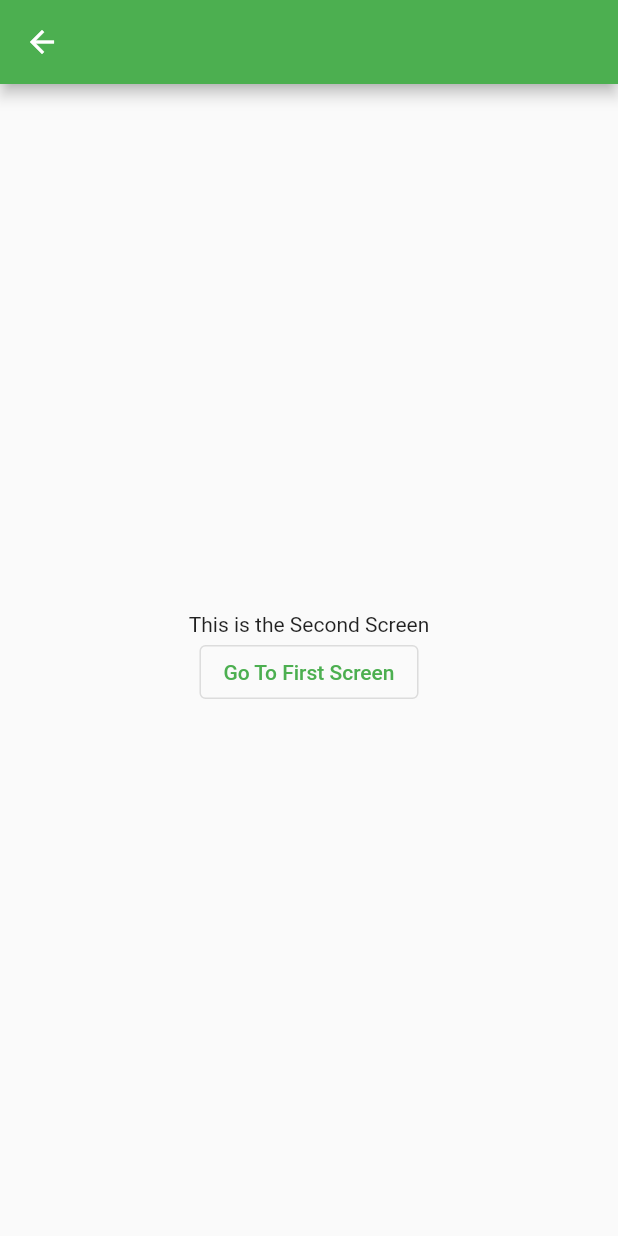
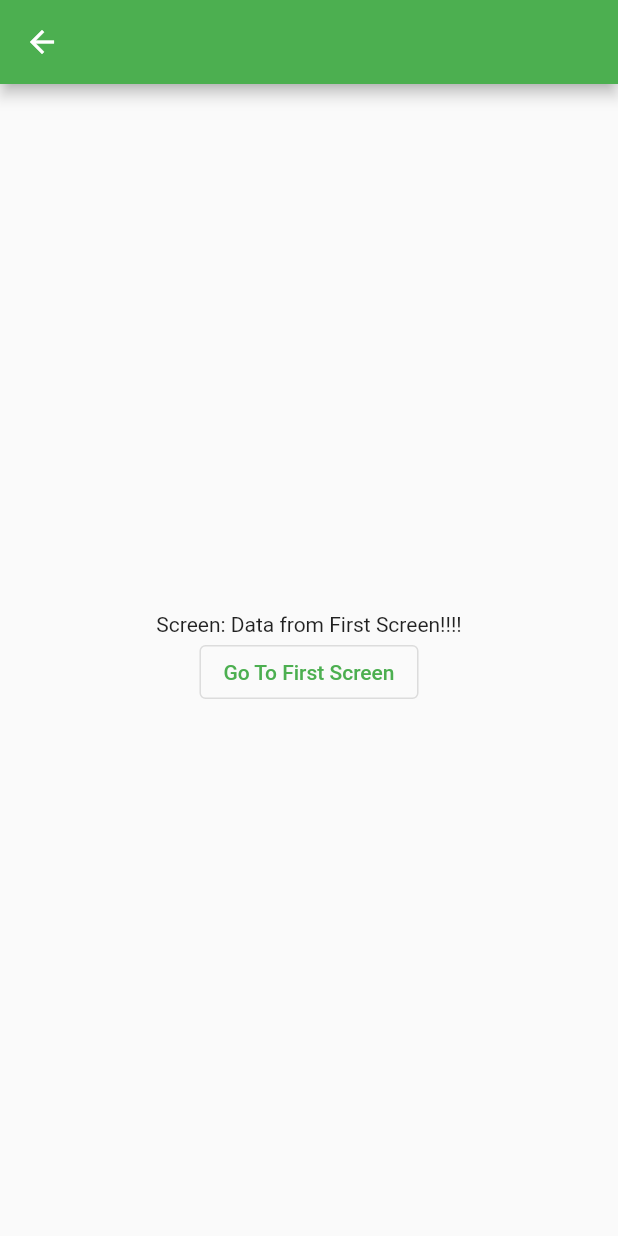
Before and after one commit to ireneeming/flutter_basic_01, a Flutter app: the screen it shows after launch, after a tap on "Go To Second Screen", on a phone screen of 412 x 824 dp. Run offline on Flutter 3.47's test engine with Material 2 defaults, Android fonts, the phone set to English and light mode, and no system bars.

Commit message:
✨ : navigator -> data 넘겨주기

```diff
--- a/lib/screens/first_screen.dart
+++ b/lib/screens/first_screen.dart
@@ -17,7 +17,9 @@ class FirstScreen extends StatelessWidget {
                       // Navigator.of(context) 이것은, 현재 위젯인 Scaffold 화면에서 이동하겠다는 뜻.
                       // .push로 화면 이동 구현, push말 그대로 다음 화면을 쌓겠다는 의미.
                       // MaterialPageRoute에는 새로운 화면 SecondScreen을 빌드하는 방식으로 새 화면으로 이동하겠다는 내용 작성.
-                      builder: (BuildContext context) => SecondScreen()));
+                      builder: (BuildContext context) => SecondScreen(
+                            screenData: 'Data from First Screen!!!!',
+                          )));
                 },
                 child: Text('Go To Second Screen'))
           ],
--- a/lib/screens/second_screen.dart
+++ b/lib/screens/second_screen.dart
@@ -1,6 +1,9 @@
 import 'package:flutter/material.dart';
 
 class SecondScreen extends StatelessWidget {
+  final String screenData;
+  SecondScreen({required this.screenData});
+
   @override
   Widget build(BuildContext context) {
     return Scaffold(
@@ -9,7 +12,7 @@ class SecondScreen extends StatelessWidget {
         child: Column(
           mainAxisAlignment: MainAxisAlignment.center,
           children: [
-            Text('This is the Second Screen'),
+            Text('Screen: ' + screenData),
             OutlinedButton(
                 onPressed: () {
                   Navigator.of(context).pop(); // push의 반대 pop으로 뒤로가기 버튼 구현.
```
